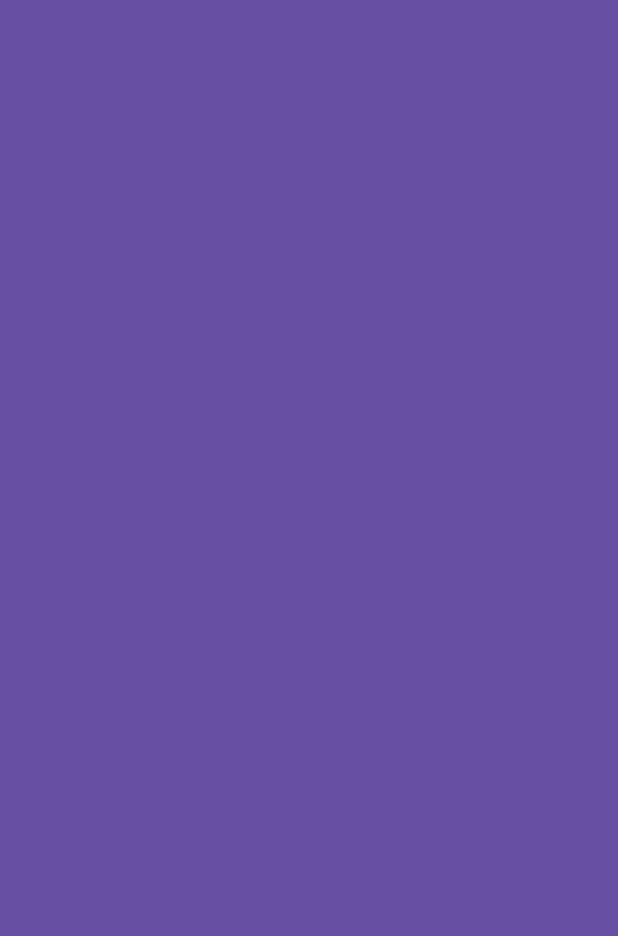
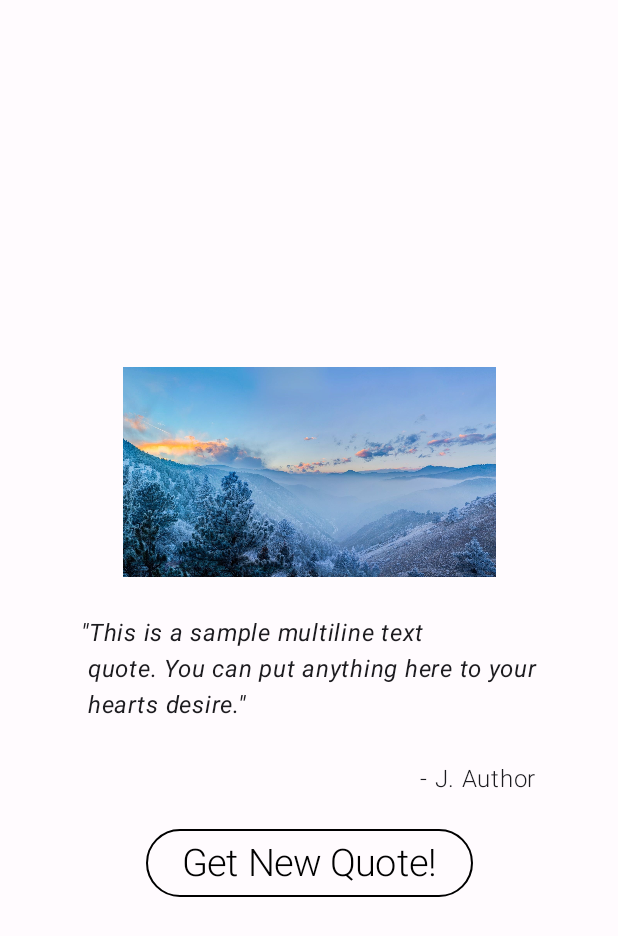
Before and after one commit to ccgarcia99/cpe-3323, an Android app built with Jetpack Compose: the screen it shows after launch (MainActivity), on a phone screen of 412 x 824 dp. Before the commit the part shown is empty. Shown: the top 936 px of the screen. Run offline under Robolectric (Android 15) with nearby library versions, the phone set to English and light mode, and no system bars.

Commit message:
implemented first iteration of QoTD UI

```diff
--- a/Decierdo_PE3/PE322/app/src/main/java/com/example/decierdo_pe322/MainActivity.kt
+++ b/Decierdo_PE3/PE322/app/src/main/java/com/example/decierdo_pe322/MainActivity.kt
@@ -10,18 +10,31 @@ import android.os.Bundle
 import androidx.activity.ComponentActivity
 import androidx.activity.compose.setContent
 import androidx.activity.enableEdgeToEdge
+import androidx.compose.foundation.BorderStroke
+import androidx.compose.foundation.Image
 import androidx.compose.foundation.layout.Arrangement
 import androidx.compose.foundation.layout.Column
+import androidx.compose.foundation.layout.Spacer
 import androidx.compose.foundation.layout.fillMaxSize
+import androidx.compose.foundation.layout.height
 import androidx.compose.foundation.layout.padding
+import androidx.compose.foundation.layout.width
 import androidx.compose.material3.MaterialTheme
+import androidx.compose.material3.OutlinedButton
 import androidx.compose.material3.Scaffold
 import androidx.compose.material3.Surface
+import androidx.compose.material3.Text
 import androidx.compose.runtime.Composable
 import androidx.compose.ui.Alignment
 import androidx.compose.ui.Modifier
+import androidx.compose.ui.graphics.Color
+import androidx.compose.ui.res.painterResource
+import androidx.compose.ui.text.font.FontStyle
+import androidx.compose.ui.text.font.FontWeight
+import androidx.compose.ui.text.style.TextAlign
 import androidx.compose.ui.tooling.preview.Preview
 import androidx.compose.ui.unit.dp
+import androidx.compose.ui.unit.sp
 import com.example.decierdo_pe322.ui.theme.Decierdo_PE322Theme
 
 class MainActivity : ComponentActivity() {
@@ -50,24 +63,76 @@ class MainActivity : ComponentActivity() {
 @Composable
 fun RootComposable(modifier: Modifier = Modifier) {
     Surface(
-        color = MaterialTheme.colorScheme.primary
+        color = MaterialTheme.colorScheme.background,
+        modifier = modifier
+            .fillMaxSize()
+            .padding(20.dp),
     ) {
         Column(
-            modifier = modifier
-                .fillMaxSize()
-                .padding(20.dp),
             verticalArrangement = Arrangement.Center,
             horizontalAlignment = Alignment.CenterHorizontally
         ) {
-
+            ImageAndTextView(modifier = modifier)
+            Spacer(modifier = modifier.height(20.dp))
+            Randomizer(modifier = modifier)
         }
     }
 }
 
 @Composable
-fun ImageAndTextView() {
-    Column {
+fun ImageAndTextView(modifier: Modifier = Modifier) {
+    Column(
+        verticalArrangement = Arrangement.Top,
+        horizontalAlignment = Alignment.Start
+    ) {
+        Spacer(modifier = modifier.height(20.dp))
+        // TODO: Wrap Image in a box shadow
+        Image(
+            painter = (painterResource(id = R.drawable._681495279040607)),
+            contentDescription = null,
+            modifier = modifier
+                .height(140.dp)
+                .width(250.dp)
+                .align(Alignment.CenterHorizontally)
+        )
+        Spacer(modifier = modifier.height(25.dp))
+        Text(
+            text = """
+            "This is a sample multiline text
+             quote. You can put anything here to your
+             hearts desire."
+            """.trimIndent(),
+            fontStyle = FontStyle.Italic,
+            textAlign = TextAlign.Left,
+            modifier = modifier.align(Alignment.CenterHorizontally)
+        )
+        Spacer(modifier = modifier.height(25.dp))
+        Text(
+            text = "- J. Author",
+            fontWeight = FontWeight.Light,
+            modifier = modifier.align(Alignment.End)
+        )
+    }
+}
 
+@Composable
+fun Randomizer(modifier: Modifier = Modifier) {
+    Column(
+        verticalArrangement = Arrangement.Top,
+        horizontalAlignment = Alignment.CenterHorizontally
+    ){
+        OutlinedButton(
+            onClick = { /*TODO*/ },
+            enabled = true,
+            border = BorderStroke(1.dp, color = Color.Black)
+        ) {
+            Text(
+                text = "Get New Quote!",
+                fontWeight = FontWeight.Light,
+                fontSize = 25.sp,
+                color = Color.Black
+            )
+        }
     }
 }
 
```
